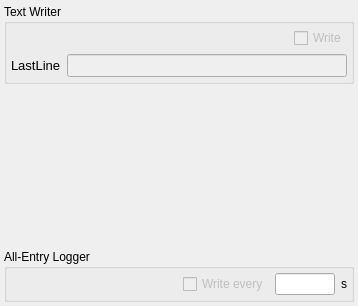
First picture: the form in kame/forms/scalarentrytool.ui, repository northriv/KAME, before the edit.
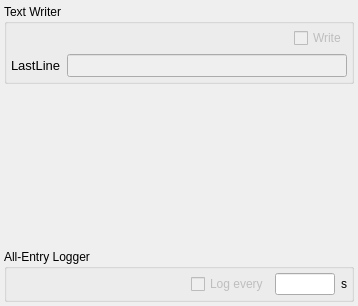
Second picture: the form after the edit. Custom widgets are drawn as their Qt base class.

The edit to the form file:
```diff
--- a/kame/forms/scalarentrytool.ui
+++ b/kame/forms/scalarentrytool.ui
@@ -198,7 +198,7 @@
            </sizepolicy>
           </property>
           <property name="text">
-           <string>Write every</string>
+           <string>Log every</string>
           </property>
          </widget>
         </item>
```
